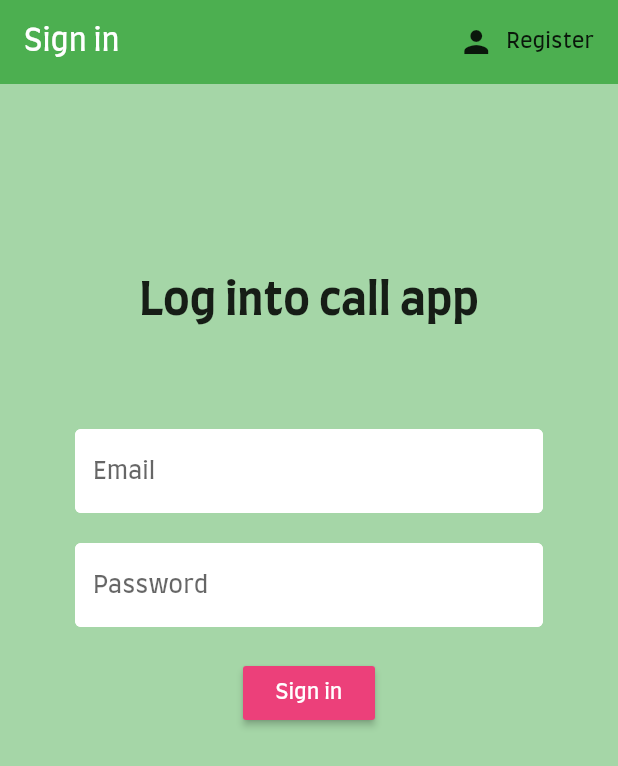
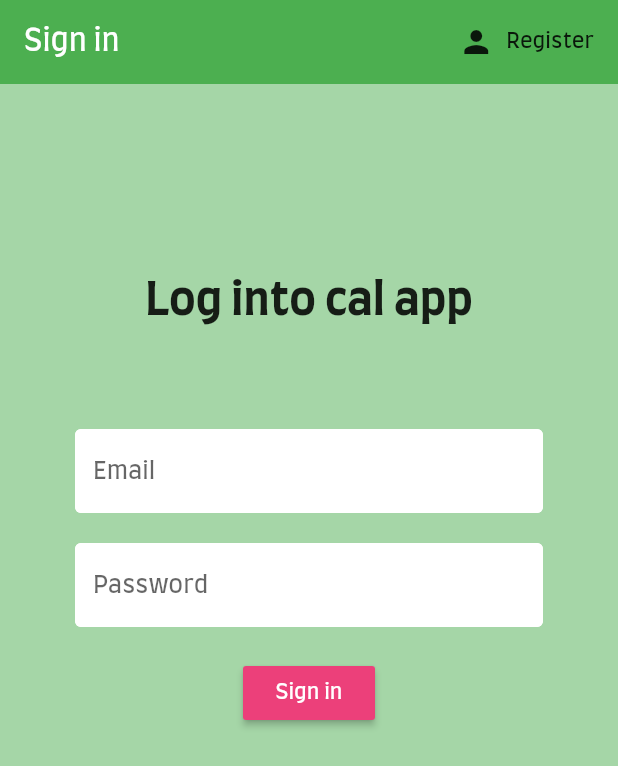
Before and after one commit to AdamJozwiak/Calorie_App, a Flutter app: the screen it shows after launch, on a phone screen of 412 x 824 dp. Shown: the top 766 px of the screen. Run offline on Flutter 3.47's test engine with Material 2 defaults, Android fonts, the phone set to English and light mode, and no system bars; our stand-ins replace avatar_glow, cloud_firestore, firebase_auth, flutter_spinkit, percent_indicator, speech_to_text and 1 more; accounts and stored records are empty.

Commit message:
Upload ostatnich zmian

```diff
--- a/lib/pages/authenticate/register.dart
+++ b/lib/pages/authenticate/register.dart
@@ -47,7 +47,7 @@ class _RegisterState extends State<Register> {
                       child: Padding(
                     padding: const EdgeInsets.symmetric(vertical: 50.0),
                     child: Text(
-                      'Register to call app',
+                      'Register to cal app',
                       style: TextStyle(
                           fontSize: 30.0, fontWeight: FontWeight.bold),
                     ),
--- a/lib/pages/authenticate/sign_in.dart
+++ b/lib/pages/authenticate/sign_in.dart
@@ -46,7 +46,7 @@ class _SignInState extends State<SignIn> {
                     child: Padding(
                   padding: const EdgeInsets.symmetric(vertical: 50.0),
                   child: Text(
-                    'Log into call app',
+                    'Log into cal app',
                     style:
                         TextStyle(fontSize: 30.0, fontWeight: FontWeight.bold),
                   ),
--- a/lib/pages/home.dart
+++ b/lib/pages/home.dart
@@ -107,7 +107,7 @@ class _HomeState extends State<Home> {
                     height: 15.0,
                   ),
                   Text(
-                    'Calories Consumed',
+                    'Nutrients Consumed',
                     style:
                         TextStyle(fontSize: 20.0, fontWeight: FontWeight.w500),
                     textAlign: TextAlign.center,
```
Also changed, not shown: pubspec.lock, 1 other file.
